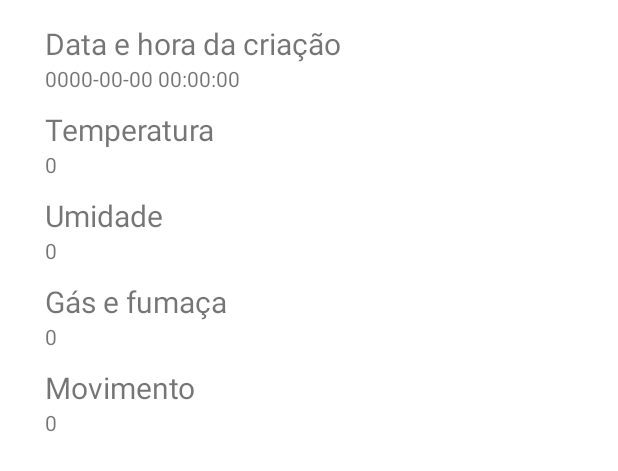
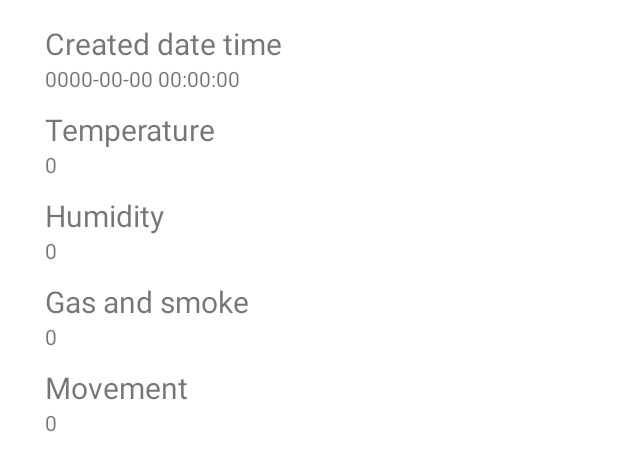
Before and after one commit to aimperatori/tcc-modo-contingencia-mobile, an Android app: the layout listpage_collecteddata_row.xml on its own in the app's theme, with its tools: preview values and no code run, on a phone screen of 412 x 824 dp. Shown: the top 471 px of the screen. Run offline under Robolectric (Android 15) with nearby library versions, the phone set to English and light mode, and no system bars.

Commit message:
diversas melhorias no código

```diff
--- a/app/src/main/AndroidManifest.xml
+++ b/app/src/main/AndroidManifest.xml
@@ -22,7 +22,7 @@
             </intent-filter>
         </activity>
         <activity
-            android:name=".HARequest.SettingsActivity"
+            android:name=".Settings.SettingsActivity"
             android:exported="false"
             android:label="@string/title_activity_settings"
             android:parentActivityName=".MainActivity" />
--- a/app/src/main/java/com/example/homeassistantoff/HARequest/HARequestBroadcastListener.kt
+++ /dev/null
@@ -1,5 +0,0 @@
-package com.example.homeassistantoff.HARequest
-
-interface HARequestBroadcastListener {
-    fun updateUI(text: String?, status : Boolean)
-}
--- a/app/src/main/java/com/example/homeassistantoff/MainActivity_old.kt
+++ b/app/src/main/java/com/example/homeassistantoff/MainActivity_old.kt
@@ -14,7 +14,7 @@ import com.google.firebase.messaging.ktx.messaging
 import android.content.Intent
 import android.os.SystemClock
 import com.example.homeassistantoff.HARequest.HARequestAlarmReceiver
-import com.example.homeassistantoff.HARequest.SettingsActivity
+import com.example.homeassistantoff.Settings.SettingsActivity
 import com.example.homeassistantoff.collectedData.CollectedDataActivity
 
 
--- a/app/src/main/java/com/example/homeassistantoff/MainFragment.kt
+++ b/app/src/main/java/com/example/homeassistantoff/MainFragment.kt
@@ -1,7 +1,5 @@
 package com.example.homeassistantoff
 
-import android.content.Intent
-import android.net.Uri
 import android.os.Bundle
 import android.view.LayoutInflater
 import android.view.View
--- a/app/src/main/java/com/example/homeassistantoff/HARequest/SettingsActivity.kt
+++ b/app/src/main/java/com/example/homeassistantoff/Settings/SettingsActivity.kt
@@ -1,4 +1,4 @@
-package com.example.homeassistantoff.HARequest
+package com.example.homeassistantoff.Settings
 
 import android.os.Bundle
 import androidx.appcompat.app.AppCompatActivity
--- a/app/src/main/java/com/example/homeassistantoff/collectedData/CollectedDataRepository.kt
+++ b/app/src/main/java/com/example/homeassistantoff/collectedData/CollectedDataRepository.kt
@@ -6,12 +6,13 @@ import kotlinx.coroutines.tasks.await
 import com.example.homeassistantoff.data.CollectedData
 import com.example.homeassistantoff.data.FirebaseCallback
 import com.example.homeassistantoff.data.Response
-import com.example.homeassistantoff.utils.Constants.COLLECTEDDATA_REF
+import com.example.homeassistantoff.utils.Constants.COLLECTED_DATA_REF
+import com.example.homeassistantoff.utils.Constants.CREATED_DATE_TIME
 import com.google.firebase.database.*
 
 class CollectedDataRepository(
     private val rootRef: DatabaseReference = FirebaseDatabase.getInstance().reference,
-    private val collectedDataRef: Query = rootRef.child(COLLECTEDDATA_REF).orderByChild("createdDateTime"),
+    private val collectedDataRef: Query = rootRef.child(COLLECTED_DATA_REF).orderByChild(CREATED_DATE_TIME),
 ) {
 
     fun getResponseOnDataChange(callback: FirebaseCallback) {
--- a/app/src/main/java/com/example/homeassistantoff/pager/ViewPagerActivity.kt
+++ b/app/src/main/java/com/example/homeassistantoff/pager/ViewPagerActivity.kt
@@ -3,7 +3,6 @@ package com.example.homeassistantoff.pager
 import android.os.Bundle
 import androidx.appcompat.app.AppCompatActivity
 import androidx.fragment.app.Fragment
-import androidx.fragment.app.FragmentActivity
 import androidx.fragment.app.FragmentManager
 import androidx.fragment.app.FragmentStatePagerAdapter
 import androidx.viewpager.widget.ViewPager
@@ -23,7 +22,7 @@ class ViewPagerActivity : AppCompatActivity() {
         super.onCreate(savedInstanceState)
         setContentView(R.layout.view_pager)
 
-        collectedData = intent?.getParcelableExtra(Constants.COLLECTEDDATA_SELECTED)!!
+        collectedData = intent?.getParcelableExtra(Constants.COLLECTED_DATA_SELECTED)!!
 
         var listFiles: List<Files> = collectedData?.movement?.files?.filterNotNull()!!
 
@@ -40,7 +39,7 @@ class ViewPagerActivity : AppCompatActivity() {
         }
     }
 
-    private inner class ScreenSlidePagerAdapter internal constructor(fm: FragmentManager?, files: List<Files>) :
+    private inner class ScreenSlidePagerAdapter(fm: FragmentManager?, files: List<Files>) :
         FragmentStatePagerAdapter(fm!!) {
 
         private val mFiles: List<Files> = files
--- a/app/src/main/java/com/example/homeassistantoff/pager/ViewPagerImageFragment.kt
+++ b/app/src/main/java/com/example/homeassistantoff/pager/ViewPagerImageFragment.kt
@@ -33,7 +33,6 @@ class ViewPagerImageFragment : Fragment() {
         }
         if (asset != null) {
             val imageView: SubsamplingScaleImageView = rootView.findViewById(R.id.imageView)
-//            imageView.setImage(ImageSource.asset(asset!!))
 
             Glide.with(imageView)
                 .asBitmap()
--- a/app/src/main/res/layout/fragment_main.xml
+++ b/app/src/main/res/layout/fragment_main.xml
@@ -4,8 +4,6 @@
     xmlns:tools="http://schemas.android.com/tools"
     android:layout_width="match_parent"
     android:layout_height="match_parent">
-
-
 
     <Button
         android:id="@+id/collectedDataBtn"
@@ -23,7 +21,7 @@
         android:layout_height="wrap_content"
         android:layout_marginStart="12dp"
         android:layout_marginTop="28dp"
-        android:text="Carregando..."
+        android:text="@string/loading_home_assistant_required"
         android:textSize="18sp"
         app:layout_constraintEnd_toEndOf="parent"
         app:layout_constraintHorizontal_bias="0.016"
--- a/app/src/main/res/layout/listpage_collecteddata_row.xml
+++ b/app/src/main/res/layout/listpage_collecteddata_row.xml
@@ -11,7 +11,7 @@
         android:layout_height="wrap_content"
         android:layout_marginStart="30dp"
         android:layout_marginTop="15dp"
-        android:text="Data e hora da criação"
+        android:text="@string/created_date_time"
         android:textSize="20sp"
         app:layout_constraintStart_toStartOf="parent"
         app:layout_constraintTop_toTopOf="parent" />
@@ -20,7 +20,7 @@
         android:id="@+id/createdDateTime"
         android:layout_width="wrap_content"
         android:layout_height="wrap_content"
-        android:text="0000-00-00 00:00:00"
+        android:text="@string/null_date"
         app:layout_constraintStart_toStartOf="@+id/createdDateTimeText"
         app:layout_constraintTop_toBottomOf="@+id/createdDateTimeText" />
 
@@ -31,7 +31,7 @@
         android:layout_height="wrap_content"
         android:layout_marginStart="30dp"
         android:layout_marginTop="30dp"
-        android:text="Temperatura"
+        android:text="@string/temperature"
         android:textSize="20sp"
         app:layout_constraintStart_toStartOf="parent"
         app:layout_constraintTop_toTopOf="@+id/createdDateTime" />
@@ -51,7 +51,7 @@
         android:layout_height="wrap_content"
         android:layout_marginStart="30dp"
         android:layout_marginTop="30dp"
-        android:text="Umidade"
+        android:text="@string/humidity"
         android:textSize="20sp"
         app:layout_constraintStart_toStartOf="parent"
         app:layout_constraintTop_toTopOf="@+id/temp" />
@@ -71,7 +71,7 @@
         android:layout_height="wrap_content"
         android:layout_marginStart="30dp"
         android:layout_marginTop="30dp"
-        android:text="Gás e fumaça"
+        android:text="@string/gas_smoke"
         android:textSize="20sp"
         app:layout_constraintStart_toStartOf="parent"
         app:layout_constraintTop_toTopOf="@+id/humidity" />
@@ -91,7 +91,7 @@
         android:layout_height="wrap_content"
         android:layout_marginStart="30dp"
         android:layout_marginTop="30dp"
-        android:text="Movimento"
+        android:text="@string/movement"
         android:textSize="20sp"
         app:layout_constraintStart_toStartOf="parent"
         app:layout_constraintTop_toTopOf="@+id/gas_smoke" />
--- a/app/src/main/res/menu/main_menu.xml
+++ b/app/src/main/res/menu/main_menu.xml
@@ -2,5 +2,5 @@
 <menu xmlns:android="http://schemas.android.com/apk/res/android">
     <item android:id="@+id/settings"
         android:icon="@drawable/common_full_open_on_phone"
-        android:title="Configurações"/>
+        android:title="@string/title_activity_settings"/>
 </menu>
--- a/app/src/main/res/navigation/nav.xml
+++ b/app/src/main/res/navigation/nav.xml
@@ -7,7 +7,7 @@
     <fragment
         android:id="@+id/mainFragment"
         android:name="com.example.homeassistantoff.MainFragment"
-        android:label="MainFragment" >
+        android:label="@string/app_name">
         <action
             android:id="@+id/action_mainFragment_to_collectedDataActivity"
             app:destination="@id/collectedDataActivity" />
--- a/app/src/main/res/values/strings.xml
+++ b/app/src/main/res/values/strings.xml
@@ -32,13 +32,19 @@
     <string name="action_sign_in_short" translatable="false">a</string>
     <string name="prompt_password" translatable="false">a</string>
     <string name="prompt_email" translatable="false">a</string>
-
-
-
-
-
-
-
+    <string name="ppm" translatable="false">ppm</string>
+    <string name="text_home_assistant_offline">Offline</string>
+    <string name="text_home_assistant_online">Online !!!</string>
+    <string name="loading_home_assistant_required">Loading...</string>
+    <string name="created_date_time">Created date time</string>
+    <string name="null_date" translatable="false">0000-00-00 00:00:00</string>
+    <string name="temperature">Temperature</string>
+    <string name="humidity">Humidity</string>
+    <string name="gas_smoke">Gas and smoke</string>
+    <string name="movement">Movement</string>
+    <string name="app_request_config">Request from app</string>
+    <string name="url" translatable="false">URL</string>
+    <string name="long_live_token" translatable="false">Long-live Token</string>
 
 
 </resources>
--- a/app/src/main/res/xml/root_preferences.xml
+++ b/app/src/main/res/xml/root_preferences.xml
@@ -4,18 +4,18 @@
 
         <SwitchPreferenceCompat
             app:key="active"
-            app:title="Requisições pelo app" />
+            app:title="@string/app_request_config" />
 
         <EditTextPreference
             app:dependency="active"
             app:key="urlHomeAssistant"
-            app:title="URL"
+            app:title="@string/url"
             app:useSimpleSummaryProvider="true" />
 
         <EditTextPreference
             app:dependency="active"
             app:key="longLiveToken"
-            app:title="Long-live Token"
+            app:title="@string/long_live_token"
             app:useSimpleSummaryProvider="true" />
 
 <!--        <ListPreference-->
```
Also changed, not shown: app/src/main/java/com/example/homeassistantoff/HARequest/HARequestAlarmReceiver.kt (+12 -37 lines), app/src/main/java/com/example/homeassistantoff/MainActivity.kt (+48 -58 lines), app/src/main/java/com/example/homeassistantoff/collectedData/CollectedDataActivity.kt (+3 -5 lines), app/src/main/java/com/example/homeassistantoff/utils/Constants.kt (+5 -2 lines), 1 other file.
